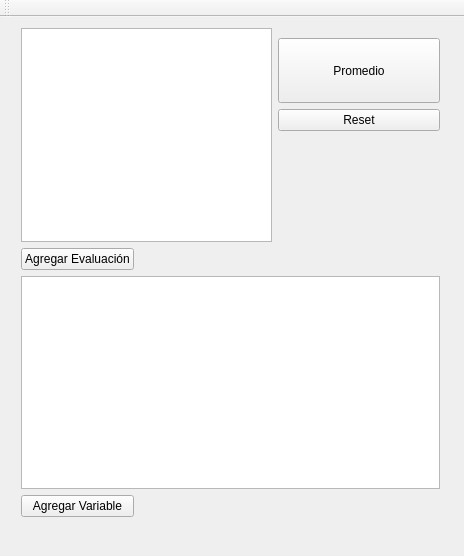
Old version of the form UIs/mainwindow.ui in the repository MonodetH/Promedieitor.
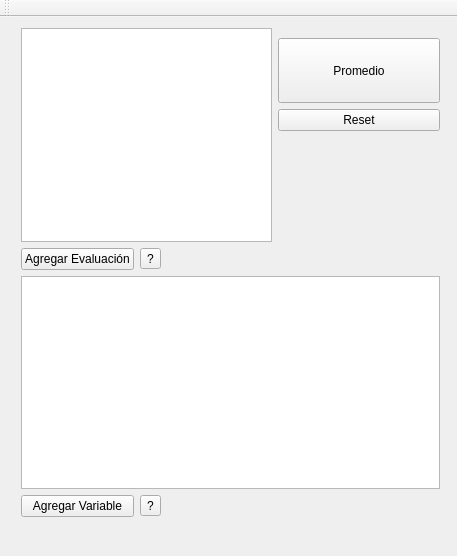
New version of the form.

What changed in the file:
```diff
--- a/UIs/mainwindow.ui
+++ b/UIs/mainwindow.ui
@@ -6,7 +6,7 @@
    <rect>
     <x>0</x>
     <y>0</y>
-    <width>464</width>
+    <width>457</width>
     <height>556</height>
    </rect>
   </property>
@@ -59,7 +59,7 @@
        </property>
       </widget>
      </item>
-     <item row="0" column="0" colspan="2">
+     <item row="0" column="0" colspan="3">
       <widget class="QTableView" name="tableView">
        <property name="sizePolicy">
         <sizepolicy hsizetype="Expanding" vsizetype="Expanding">
@@ -81,7 +81,7 @@
        </property>
       </widget>
      </item>
-     <item row="0" column="2">
+     <item row="0" column="3">
       <layout class="QVBoxLayout" name="verticalLayout">
        <item>
         <spacer name="horizontalSpacer">
@@ -137,7 +137,7 @@
        </item>
       </layout>
      </item>
-     <item row="3" column="1">
+     <item row="3" column="2">
       <spacer name="horizontalSpacer_3">
        <property name="orientation">
         <enum>Qt::Horizontal</enum>
@@ -150,9 +150,29 @@
        </property>
       </spacer>
      </item>
-     <item row="4" column="0" colspan="3">
+     <item row="4" column="0" colspan="4">
       <widget class="QTableView" name="tableView_2"/>
      </item>
+     <item row="3" column="1">
+      <widget class="QToolButton" name="toolButton">
+       <property name="toolTip">
+        <string>&lt;html&gt;&lt;head/&gt;&lt;body&gt;&lt;p&gt;No olvidar EDITAR&lt;/p&gt;&lt;/body&gt;&lt;/html&gt;</string>
+       </property>
+       <property name="text">
+        <string>?</string>
+       </property>
+      </widget>
+     </item>
+     <item row="15" column="1">
+      <widget class="QToolButton" name="toolButton_2">
+       <property name="toolTip">
+        <string>&lt;html&gt;&lt;head/&gt;&lt;body&gt;&lt;p&gt;No olvidar EDITAR&lt;/p&gt;&lt;/body&gt;&lt;/html&gt;</string>
+       </property>
+       <property name="text">
+        <string>?</string>
+       </property>
+      </widget>
+     </item>
     </layout>
    </widget>
   </widget>
@@ -161,8 +181,8 @@
     <rect>
      <x>0</x>
      <y>0</y>
-     <width>464</width>
-     <height>25</height>
+     <width>457</width>
+     <height>21</height>
     </rect>
    </property>
   </widget>
```
